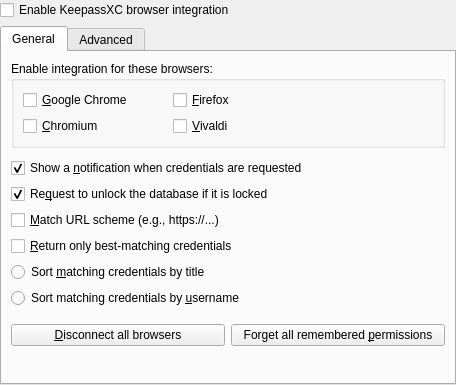
Qt form src/browser/BrowserOptionDialog.ui (keepassxreboot/keepassxc) before a commit.
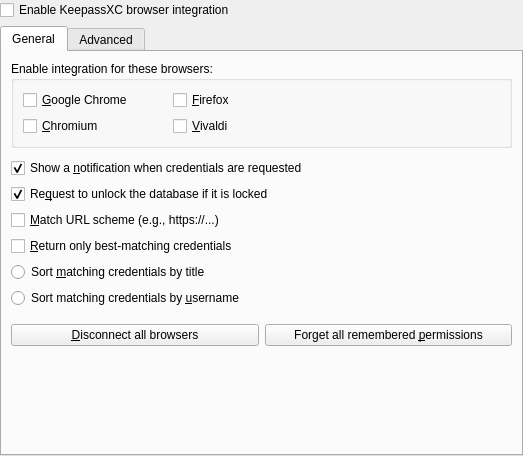
The same form after that commit. Custom widgets are drawn as their Qt base class.

```diff
--- a/src/browser/BrowserOptionDialog.ui
+++ b/src/browser/BrowserOptionDialog.ui
@@ -6,8 +6,8 @@
    <rect>
     <x>0</x>
     <y>0</y>
-    <width>456</width>
-    <height>385</height>
+    <width>523</width>
+    <height>456</height>
    </rect>
   </property>
   <property name="windowTitle">
```
Left out of the diff: 16 changed lines with no effect on the pictures.
